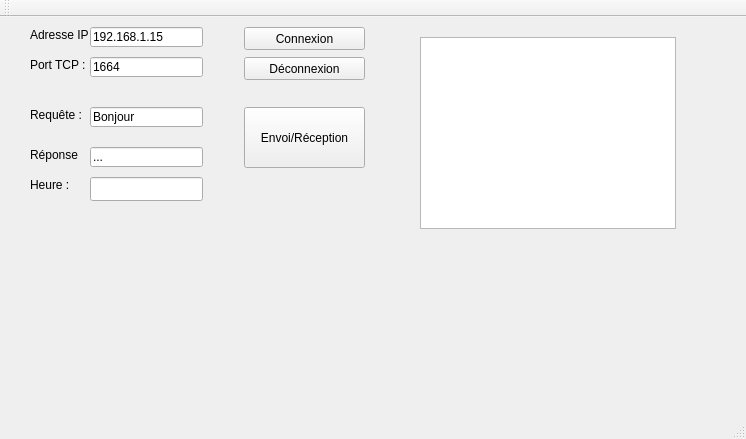
Qt form mainwindow.ui (Shadwinn/telemetrie-marathon) before a commit.
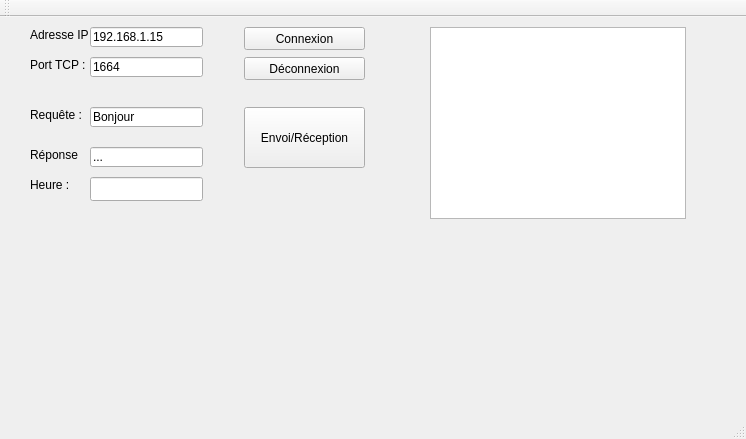
The same form after that commit.

Commit message: test affichage carte

Diff of the .ui file:
```diff
--- a/mainwindow.ui
+++ b/mainwindow.ui
@@ -183,8 +183,8 @@
    <widget class="QGraphicsView" name="cartelarochelle">
     <property name="geometry">
      <rect>
-      <x>420</x>
-      <y>20</y>
+      <x>430</x>
+      <y>10</y>
       <width>256</width>
       <height>192</height>
      </rect>
```
